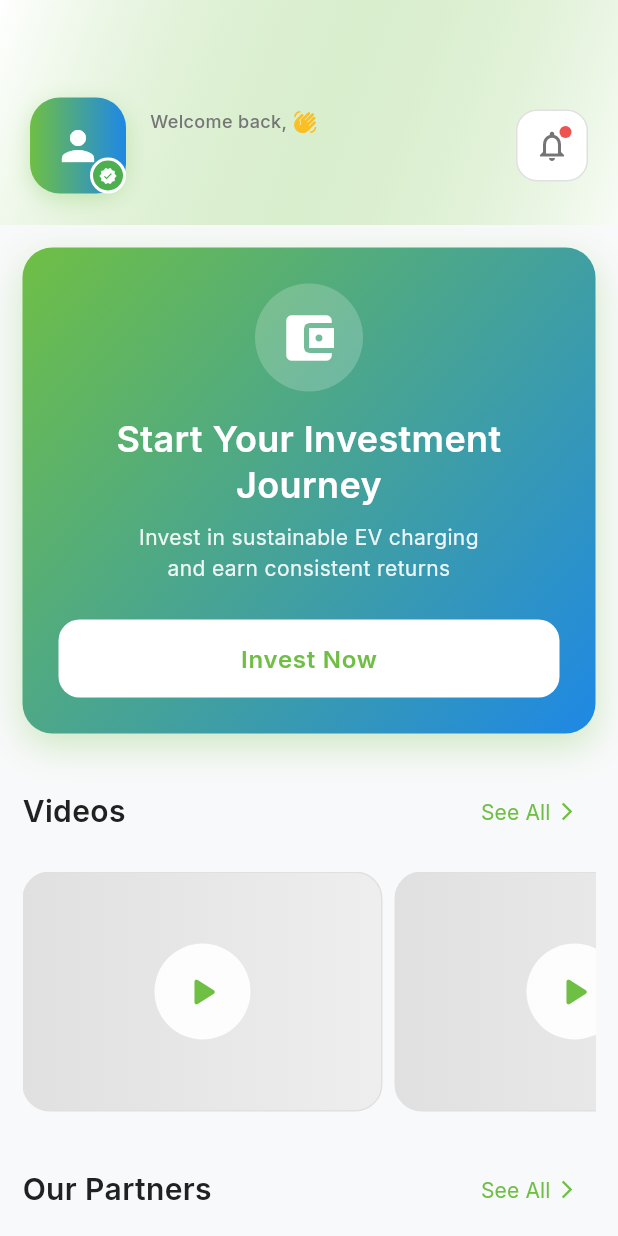
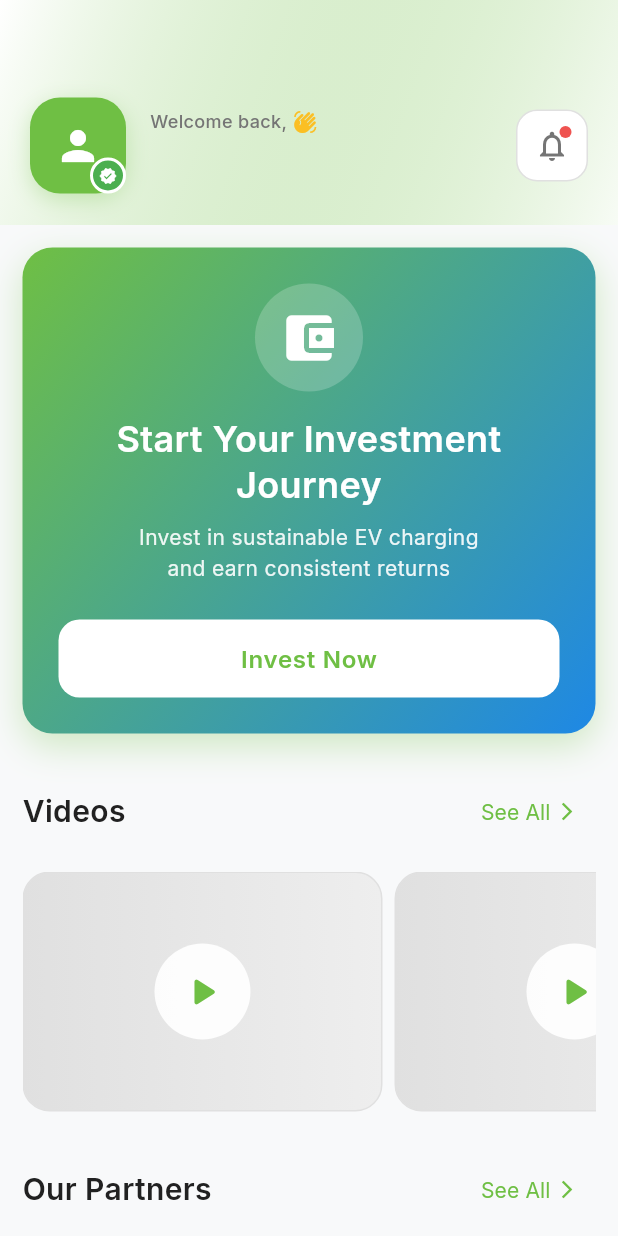
Before and after one commit to minakshibisen/SpeedForce_ev, a Flutter app: the DashboardScreen screen opened directly, on a phone screen of 412 x 824 dp. Run offline on Flutter 3.47's test engine with Material 3 defaults, Android fonts, the phone set to English and light mode, and no system bars; our stand-ins replace google_fonts, shared_preferences; accounts and stored records are empty.

Commit message:
header color primary

```diff
--- a/lib/features/dashboard/dashboard_screen/widget/dashboard_header.dart
+++ b/lib/features/dashboard/dashboard_screen/widget/dashboard_header.dart
@@ -59,7 +59,7 @@ class DashboardHeader extends StatelessWidget {
           height: 64,
           decoration: BoxDecoration(
             gradient: LinearGradient(
-              colors: [AppColors.primary, AppColors.secondary],
+              colors: [AppColors.primary, AppColors.primary],
             ),
             borderRadius: BorderRadius.circular(20),
             boxShadow: [
```
